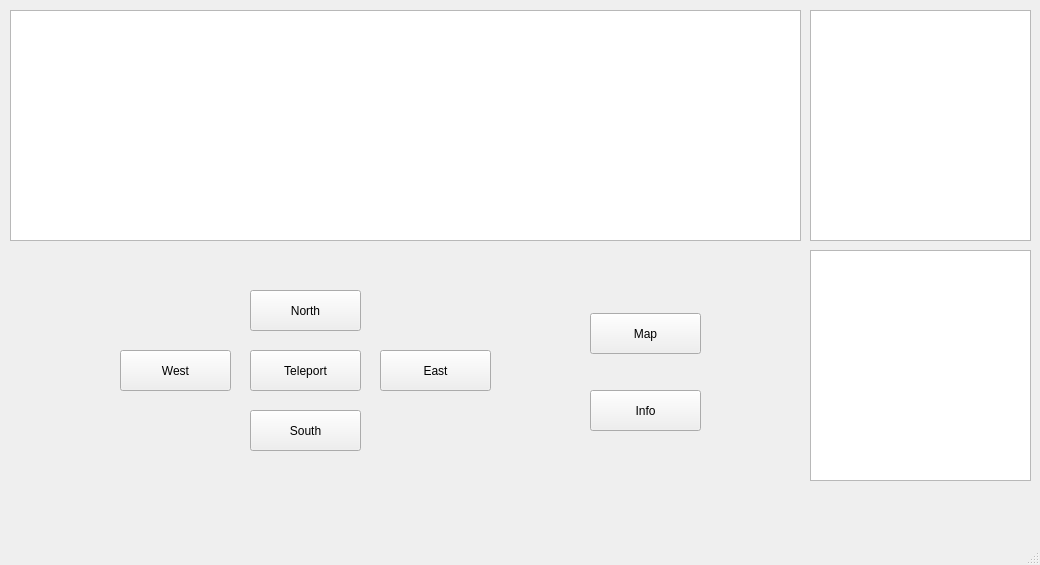
Above: Attempt 2/mainwindow.ui from Doctor-23815/Zork before the change. Below: the same form after it.
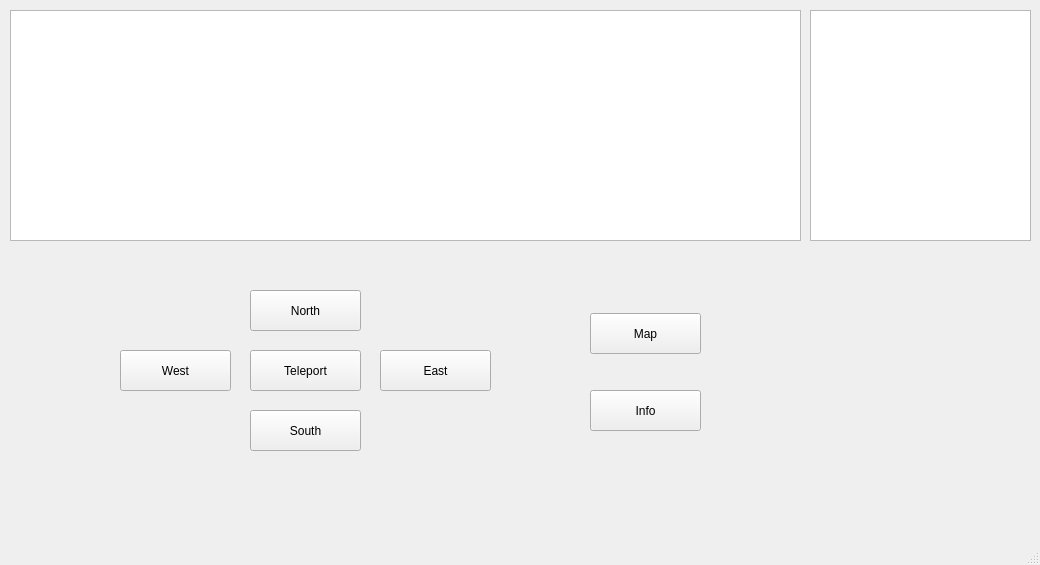
That is the form after the change.

Diff of the .ui file:
```diff
--- a/Attempt 2/mainwindow.ui
+++ b/Attempt 2/mainwindow.ui
@@ -132,16 +132,6 @@
      <bool>true</bool>
     </property>
    </widget>
-   <widget class="QTextEdit" name="textEdit_2">
-    <property name="geometry">
-     <rect>
-      <x>810</x>
-      <y>250</y>
-      <width>221</width>
-      <height>231</height>
-     </rect>
-    </property>
-   </widget>
    <widget class="QPushButton" name="map_pushButton">
     <property name="geometry">
      <rect>
```
